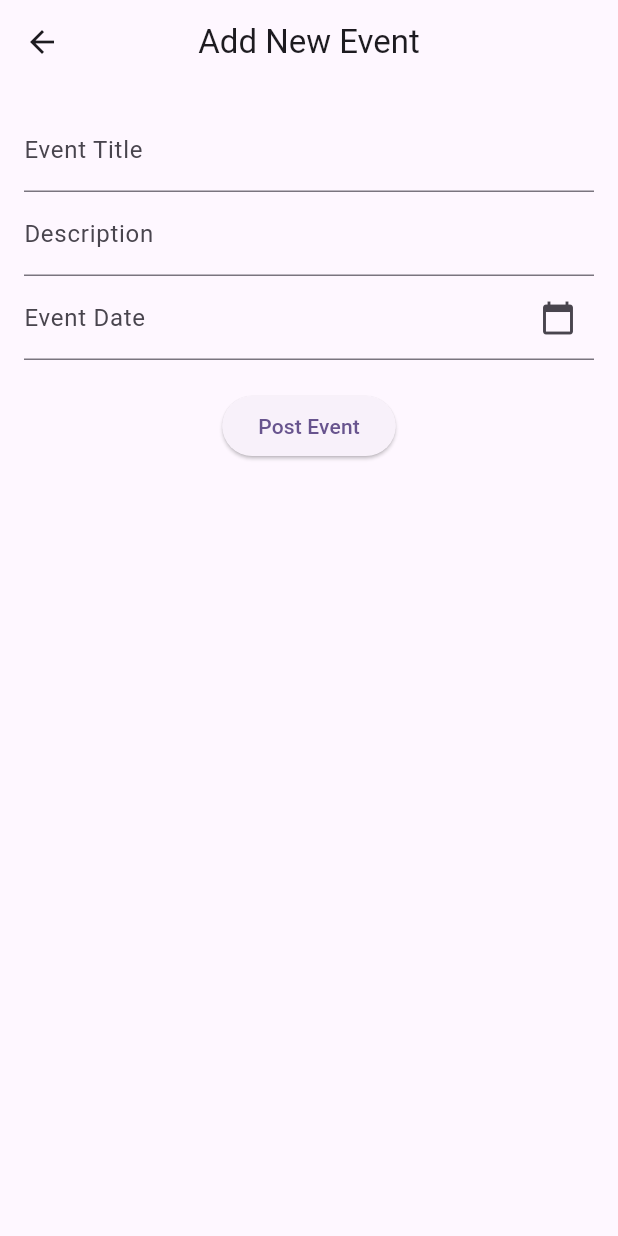
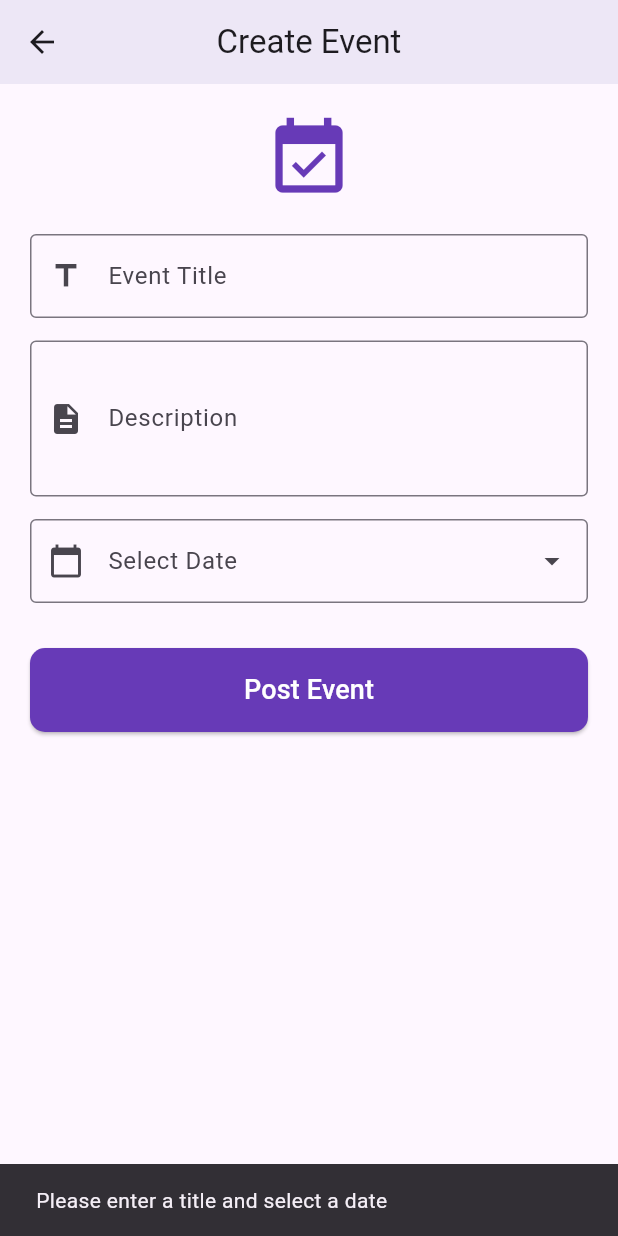
Before and after one commit to kalviumcommunity/S69-0226-DSP-flutter-ClubHubManager, a Flutter app: the AddEventScreen screen opened directly, after a tap on "Post Event", on a phone screen of 412 x 824 dp. Run offline on Flutter 3.47's test engine with Material 3 defaults, Android fonts, the light colour scheme and no system bars; our stand-ins replace cloud_firestore, firebase_auth, firebase_core; accounts and stored records are empty.

Commit message:
edited and solved errors

```diff
--- a/lib/screens/add_event_screen.dart
+++ b/lib/screens/add_event_screen.dart
@@ -15,60 +15,141 @@ class _AddEventScreenState extends State<AddEventScreen> {
   final _dateController = TextEditingController();
   DateTime? _selectedDate;
 
+  // Function to open the Date Picker
   Future<void> _pickDate() async {
     DateTime? picked = await showDatePicker(
       context: context,
       initialDate: DateTime.now(),
-      firstDate: DateTime.now(),
+      firstDate: DateTime.now(), // Prevent picking past dates
       lastDate: DateTime(2030),
+      builder: (context, child) {
+        return Theme(
+          data: Theme.of(context).copyWith(
+            colorScheme: const ColorScheme.light(
+              primary: Colors.deepPurple, // Header background color
+              onPrimary: Colors.white,    // Header text color
+              onSurface: Colors.black,    // Body text color
+            ),
+          ),
+          child: child!,
+        );
+      },
     );
+
     if (picked != null) {
       setState(() {
         _selectedDate = picked;
+        // Formatting for display: Day/Month/Year
         _dateController.text = "${picked.day}/${picked.month}/${picked.year}";
       });
     }
   }
 
+  // Function to save the event to Firebase
   Future<void> _saveEvent() async {
-    if (_titleController.text.isEmpty || _selectedDate == null) return;
+    // Basic validation
+    if (_titleController.text.trim().isEmpty || _selectedDate == null) {
+      ScaffoldMessenger.of(context).showSnackBar(
+        const SnackBar(content: Text("Please enter a title and select a date")),
+      );
+      return;
+    }
 
     final userEmail = FirebaseAuth.instance.currentUser?.email ?? "Unknown";
 
-    await FirebaseFirestore.instance.collection('events').add({
-      'title': _titleController.text,
-      'description': _descController.text,
-      'eventDate': _selectedDate, // Saving as a Timestamp for sorting
-      'dateString': _dateController.text, // Saving for display
-      'postedBy': userEmail,
-      'eventStatus': 'Active',
-      'timestamp': FieldValue.serverTimestamp(),
-    });
+    try {
+      await FirebaseFirestore.instance.collection('events').add({
+        'title': _titleController.text.trim(),
+        'description': _descController.text.trim(),
+        'eventDate': _selectedDate,      // Actual date object for sorting in Dashboard
+        'dateString': _dateController.text, // String version for easy display
+        'postedBy': userEmail,
+        'eventStatus': 'Active',         // Default status
+        'timestamp': FieldValue.serverTimestamp(),
+      });
 
-    if (mounted) Navigator.pop(context);
+      if (mounted) {
+        Navigator.pop(context); // Go back to Dashboard after saving
+      }
+    } catch (e) {
+      if (mounted) {
+        ScaffoldMessenger.of(context).showSnackBar(
+          SnackBar(content: Text("Error saving event: $e")),
+        );
+      }
+    }
+  }
+
+  @override
+  void dispose() {
+    // Clean up controllers when the screen is closed
+    _titleController.dispose();
+    _descController.dispose();
+    _dateController.dispose();
+    super.dispose();
   }
 
   @override
   Widget build(BuildContext context) {
     return Scaffold(
-      appBar: AppBar(title: const Text("Add New Event")),
-      body: Padding(
-        padding: const EdgeInsets.all(16.0),
+      appBar: AppBar(
+        title: const Text("Create Event"),
+        backgroundColor: Colors.deepPurple.shade50,
+      ),
+      body: SingleChildScrollView( // Prevents overflow when keyboard appears
+        padding: const EdgeInsets.all(20.0),
         child: Column(
+          crossAxisAlignment: CrossAxisAlignment.stretch,
           children: [
-            TextField(controller: _titleController, decoration: const InputDecoration(labelText: "Event Title")),
-            TextField(controller: _descController, decoration: const InputDecoration(labelText: "Description")),
+            const Icon(Icons.event_available, size: 60, color: Colors.deepPurple),
+            const SizedBox(height: 20),
+
+            TextField(
+              controller: _titleController,
+              decoration: const InputDecoration(
+                labelText: "Event Title",
+                border: OutlineInputBorder(),
+                prefixIcon: Icon(Icons.title),
+              ),
+            ),
+            const SizedBox(height: 15),
+
+            TextField(
+              controller: _descController,
+              maxLines: 3,
+              decoration: const InputDecoration(
+                labelText: "Description",
+                border: OutlineInputBorder(),
+                prefixIcon: Icon(Icons.description),
+              ),
+            ),
+            const SizedBox(height: 15),
+
             TextField(
               controller: _dateController,
-              readOnly: true,
+              readOnly: true, // User must use the picker
+              onTap: _pickDate,
               decoration: const InputDecoration(
-                labelText: "Event Date",
-                suffixIcon: Icon(Icons.calendar_today),
+                labelText: "Select Date",
+                border: OutlineInputBorder(),
+                prefixIcon: Icon(Icons.calendar_today),
+                suffixIcon: Icon(Icons.arrow_drop_down),
               ),
-              onTap: _pickDate,
             ),
-            const SizedBox(height: 20),
-            ElevatedButton(onPressed: _saveEvent, child: const Text("Post Event")),
+            const SizedBox(height: 30),
+
+            ElevatedButton(
+              onPressed: _saveEvent,
+              style: ElevatedButton.styleFrom(
+                padding: const EdgeInsets.all(15),
+                backgroundColor: Colors.deepPurple,
+                foregroundColor: Colors.white,
+                shape: RoundedRectangleBorder(
+                  borderRadius: BorderRadius.circular(10),
+                ),
+              ),
+              child: const Text("Post Event", style: TextStyle(fontSize: 18)),
+            ),
           ],
         ),
       ),
```
